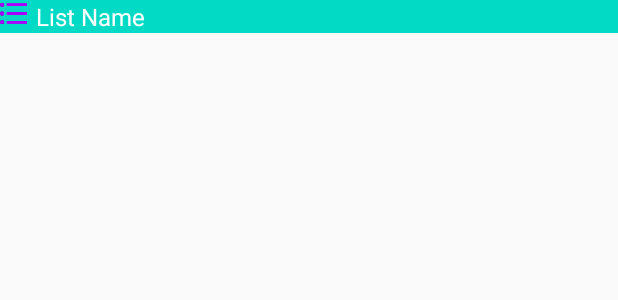
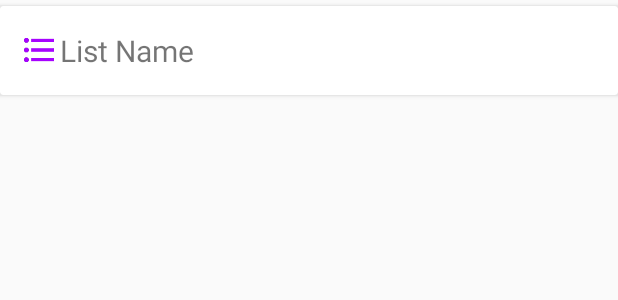
Before and after one commit to Bimboi/HighlightApp, an Android app: the layout list_item.xml on its own in the app's theme, with its tools: preview values and no code run, on a phone screen of 412 x 824 dp. Shown: the top 300 px of the screen. Run offline under Robolectric (Android 15) with nearby library versions, the phone set to English and light mode, and no system bars.

Commit message:
added card view for list items

```diff
--- a/app/src/main/res/layout/list_item.xml
+++ b/app/src/main/res/layout/list_item.xml
@@ -1,41 +1,34 @@
 <?xml version="1.0" encoding="utf-8"?>
-<androidx.constraintlayout.widget.ConstraintLayout
-    xmlns:android="http://schemas.android.com/apk/res/android"
+<androidx.cardview.widget.CardView xmlns:android="http://schemas.android.com/apk/res/android"
     xmlns:app="http://schemas.android.com/apk/res-auto"
     android:layout_width="match_parent"
     android:layout_height="wrap_content"
-    android:layout_marginBottom="6dp"
-    android:background="@color/colorAccent">
+    android:layout_marginTop="4dp">
 
     <RelativeLayout
         android:layout_width="wrap_content"
         android:layout_height="wrap_content"
-        app:layout_constraintBottom_toBottomOf="parent"
-        app:layout_constraintEnd_toEndOf="parent"
-        app:layout_constraintStart_toStartOf="parent"
-        app:layout_constraintTop_toTopOf="parent">
-
+        android:padding="16dp">
         <TextView
             android:id="@+id/itemListName"
             android:layout_width="wrap_content"
             android:layout_height="wrap_content"
             android:layout_alignParentEnd="true"
+            android:text="List Name"
+            android:textSize="20sp"
+            android:maxLines="1"
             android:layout_toEndOf="@id/sampleListIcon"
             android:ellipsize="end"
-            android:fontFamily="sans-serif"
-            android:gravity="start|top"
-            android:maxLines="1"
-            android:paddingStart="6dp"
-            android:text="List Name"
-            android:textColor="#FFFFFF"
-            android:textSize="16sp" />
+            android:layout_marginStart="4dp"/>
 
         <ImageView
             android:id="@+id/sampleListIcon"
-            android:layout_width="18dp"
-            android:layout_height="18dp"
             android:contentDescription="Icon for List"
-            app:srcCompat="@drawable/list_icon" />
+            android:layout_width="20dp"
+            android:layout_height="20dp"
+            app:srcCompat="@drawable/list_icon"
+            android:layout_centerVertical="true"
+            />
     </RelativeLayout>
 
-</androidx.constraintlayout.widget.ConstraintLayout>
+</androidx.cardview.widget.CardView>
```
